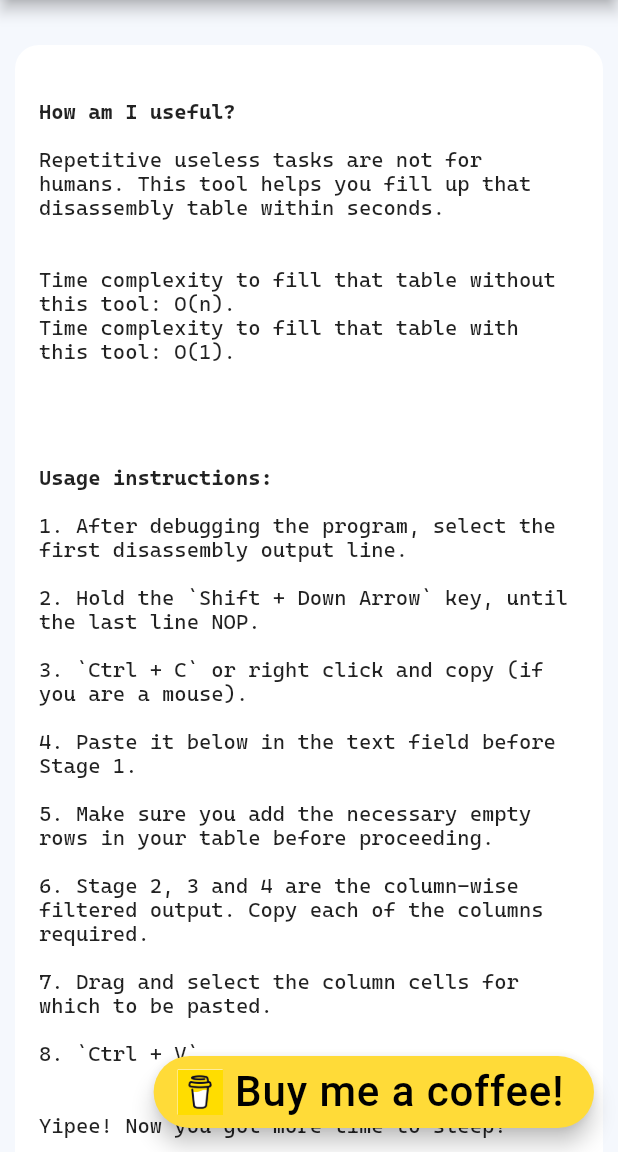
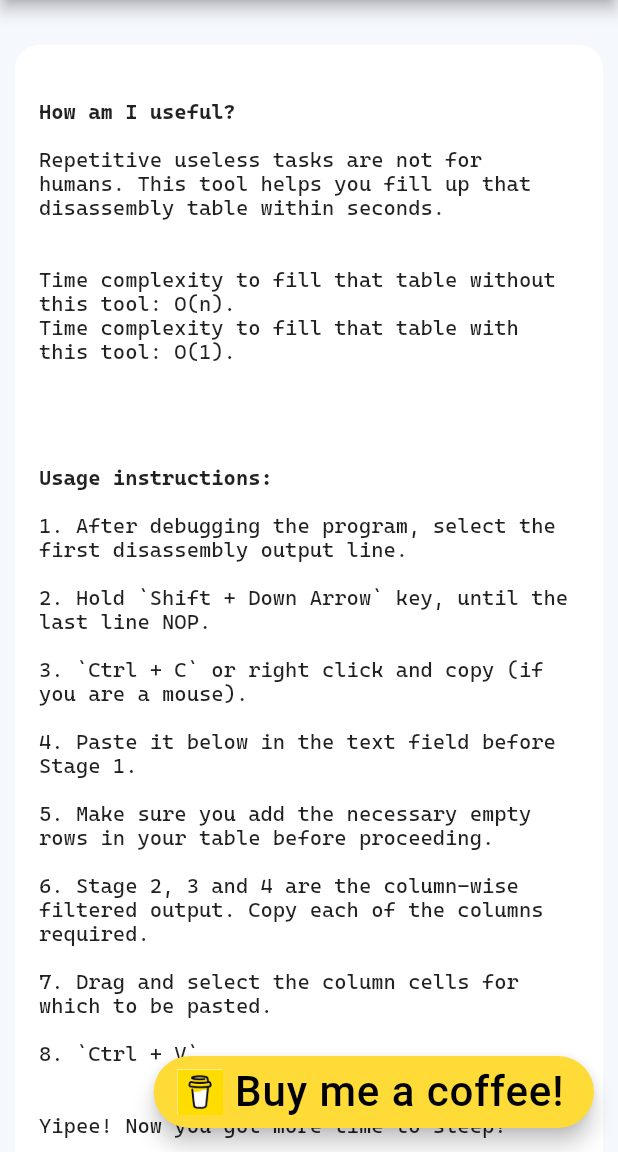
Before and after one commit to rithviknishad/keil_disassembly, a Flutter app: the screen it shows after launch, on a phone screen of 412 x 824 dp, the part 84-1236 px from its top. Run offline on Flutter 3.47's test engine with Material 2 defaults, Android fonts, the phone set to English and light mode, and no system bars; our stand-ins replace flutter_icons, google_fonts; missing offline and left inert: flutter_animator; Roboto replaces fonts that are missing (Cookie).

Commit message:
fix grammar

```diff
--- a/lib/routes/home.dart
+++ b/lib/routes/home.dart
@@ -137,7 +137,7 @@ class _MyHomePageState extends State<MyHomePage> {
                     padding: const EdgeInsets.all(8.0),
                     child: Text(
                       "1. After debugging the program, select the first disassembly output line.\n\n"
-                      "2. Hold the `Shift + Down Arrow` key, until the last line NOP.\n\n"
+                      "2. Hold `Shift + Down Arrow` key, until the last line NOP.\n\n"
                       "3. `Ctrl + C` or right click and copy (if you are a mouse).\n\n"
                       "4. Paste it below in the text field before Stage 1.\n\n"
                       "5. Make sure you add the necessary empty rows in your table before proceeding.\n\n"
```
